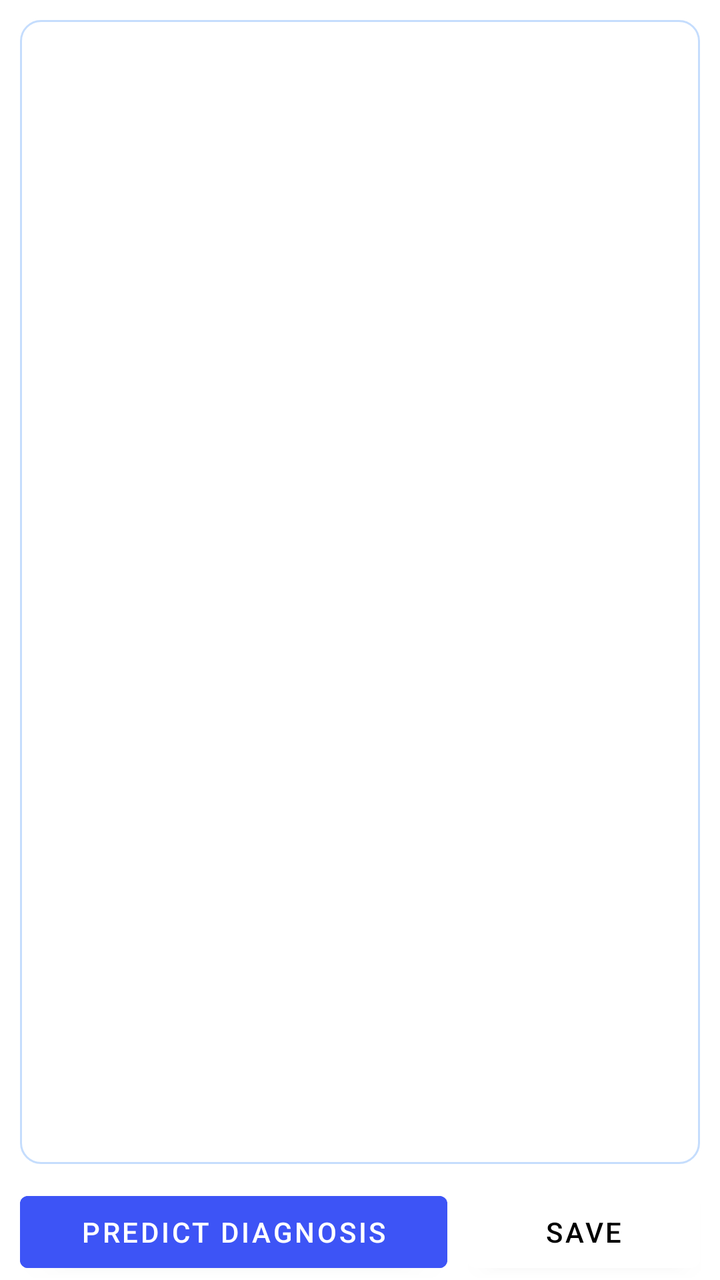
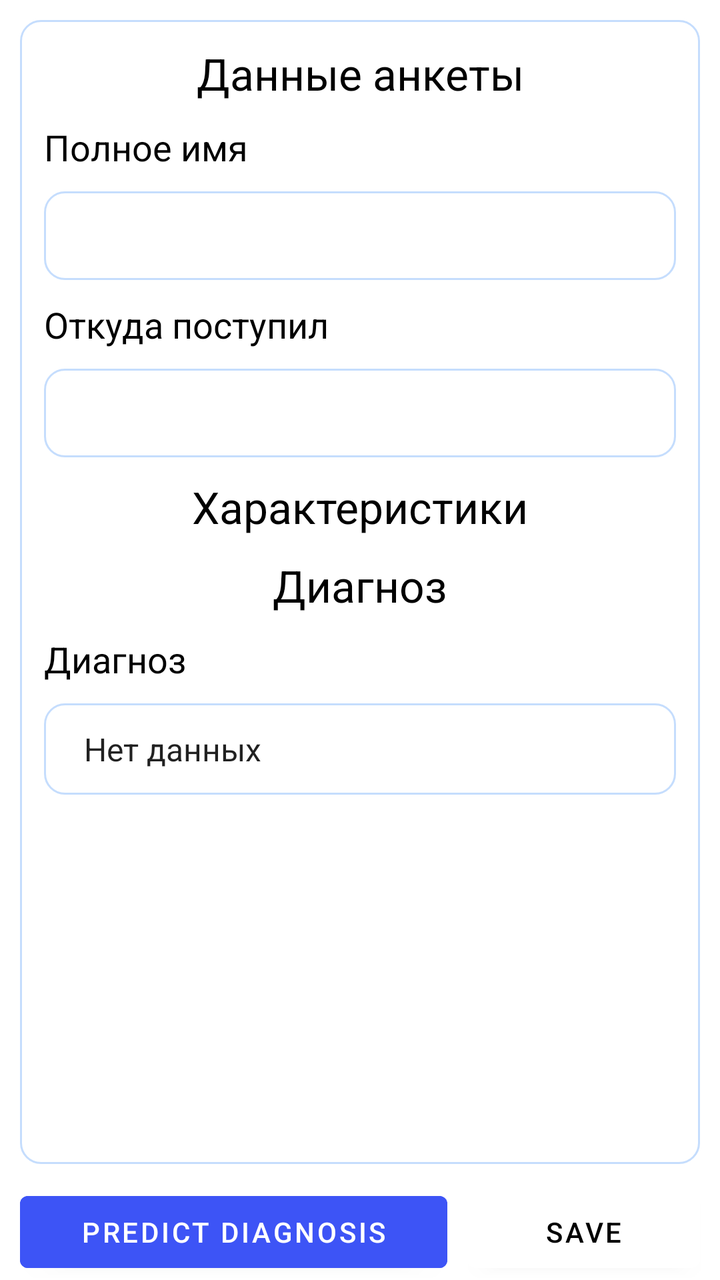

An Android layout rendered at two revisions. The XML below is the earlier revision; the diff shows what the commit changed to produce the second picture.
<!-- AndroidManifest.xml: application theme Theme.Pancreatitis -->
<!-- res/layout/fragment_questionnaire.xml -->
<?xml version="1.0" encoding="utf-8"?>
<LinearLayout
    xmlns:android="http://schemas.android.com/apk/res/android"
    android:layout_width="match_parent"
    android:layout_height="match_parent"
    android:orientation="vertical">

    <LinearLayout
        android:layout_width="match_parent"
        android:layout_height="0dp"
        android:layout_weight="1"
        android:background="@drawable/rounded_background"
        android:orientation="vertical"
        android:layout_margin="10dp">

        
        <androidx.recyclerview.widget.RecyclerView
            android:id="@+id/recycler_view_characteristics"
            android:layout_width="match_parent"
            android:layout_height="match_parent" />

    </LinearLayout>

    <LinearLayout
        android:id="@+id/btns"
        android:layout_width="match_parent"
        android:layout_height="wrap_content"
        android:orientation="horizontal">

        <Button
            android:id="@+id/btn_predict"
            android:layout_width="wrap_content"
            android:layout_height="wrap_content"
            android:backgroundTint="@color/colorActive"
            android:layout_weight="1"
            android:layout_marginLeft="10dp"
            android:layout_marginRight="5dp"
            android:text="Predict Diagnosis" />

        <Button
            android:id="@+id/btn_save"
            android:layout_width="wrap_content"
            android:layout_height="wrap_content"
            android:layout_weight="1"
            android:layout_marginLeft="5dp"
            android:layout_marginRight="10dp"
            android:backgroundTint="@color/white"
            android:textColor="@color/black"
            android:text="Save"/>
    </LinearLayout>
</LinearLayout>
<!-- resources referenced by this layout -->
<resources>
  <color name="black">#FF000000</color>
  <color name="colorActive">#3D54F6</color>
  <color name="white">#FFFFFFFF</color>
  <!-- drawable rounded_background (drawable) -->
  <?xml version="1.0" encoding="utf-8"?>
  <shape xmlns:android="http://schemas.android.com/apk/res/android"
      android:shape="rectangle">
      <corners android:radius="10dp"/>  
      <solid android:color="@android:color/white"/> 
      <padding
          android:left="2dp"
          android:right="2dp"
          android:top="2dp"
          android:bottom="2dp"/>
  
      <stroke
          android:width="1dp"
          android:color="@color/colorCircle"/> 
  </shape>
  <style name="Theme.Pancreatitis" parent="Theme.MaterialComponents.DayNight.DarkActionBar">
          
          <item name="colorPrimary">@color/colorActive</item>
          <item name="colorPrimaryVariant">@color/colorActive</item>
          <item name="colorOnPrimary">@color/white</item>
          
          <item name="colorSecondary">@color/teal_200</item>
          <item name="colorSecondaryVariant">@color/teal_700</item>
          <item name="colorOnSecondary">@color/black</item>
          
          <item name="android:statusBarColor">?attr/colorPrimaryVariant</item>
          
      </style>
  <color name="colorCircle">#C5DDFD</color>
  <color name="teal_200">#FF03DAC5</color>
  <color name="teal_700">#FF018786</color>
</resources>

<!-- the commit's change to res/layout/fragment_questionnaire.xml (unified diff, before → after) -->
@@ -1,6 +1,7 @@
 <?xml version="1.0" encoding="utf-8"?>
 <LinearLayout
     xmlns:android="http://schemas.android.com/apk/res/android"
+    xmlns:app="http://schemas.android.com/apk/res-auto"
     android:layout_width="match_parent"
     android:layout_height="match_parent"
     android:orientation="vertical">
@@ -13,11 +14,150 @@
         android:orientation="vertical"
         android:layout_margin="10dp">
 
+        <TextView
+            android:id="@+id/title_questionnaire"
+            android:layout_width="match_parent"
+            android:layout_height="wrap_content"
+            android:textSize="22dp"
+            android:textColor="@color/black"
+            android:text="Данные анкеты"
+            android:textAlignment="center"
+            android:layout_marginTop="10dp"
+            android:layout_marginLeft="10dp"
+            android:layout_marginRight="10dp"
+            />
+
+        <LinearLayout
+            android:layout_width="match_parent"
+            android:layout_height="wrap_content"
+            android:orientation="vertical"
+            android:layout_marginLeft="10dp"
+            android:layout_marginRight="10dp">
+
+            <LinearLayout
+                android:layout_width="match_parent"
+                android:layout_height="wrap_content"
+                android:orientation="horizontal">
+
+                <TextView
+                    android:id="@+id/name_fio"
+                    android:layout_width="0dp"
+                    android:layout_height="wrap_content"
+                    android:layout_weight="1"
+                    android:text="Полное имя"
+                    android:textSize="18sp"
+                    android:textColor="@color/black"
+                    android:layout_marginTop="10dp"
+                    android:layout_marginBottom="10dp"
+                    android:maxLines="2"
+                    android:ellipsize="end" />
+            </LinearLayout>
+
+            <EditText
+                android:id="@+id/value_fio"
+                android:layout_width="match_parent"
+                android:layout_height="wrap_content"
+                android:background="@drawable/rounded_background"
+                android:textSize="18sp"
+                android:padding="10dp"/>
+        </LinearLayout>
+
+        <LinearLayout
+            android:id="@+id/test_admittedhome"
+            android:layout_width="match_parent"
+            android:layout_height="wrap_content"
+            android:orientation="vertical"
+            android:layout_marginLeft="10dp"
+            android:layout_marginRight="10dp">
+
+            <LinearLayout
+                android:layout_width="match_parent"
+                android:layout_height="wrap_content"
+                android:orientation="horizontal">
+
+                <TextView
+                    android:id="@+id/name_admittedfrom"
+                    android:layout_width="0dp"
+                    android:layout_height="wrap_content"
+                    android:layout_weight="1"
+                    android:text="Откуда поступил"
+                    android:textSize="18sp"
+                    android:textColor="@color/black"
+                    android:layout_marginTop="10dp"
+                    android:layout_marginBottom="10dp"
+                    android:maxLines="2"
+                    android:ellipsize="end" />
+            </LinearLayout>
+
+            <EditText
+                android:id="@+id/value_admittedfrom"
+                android:layout_width="match_parent"
+                android:layout_height="wrap_content"
+                android:background="@drawable/rounded_background"
+                android:textSize="18sp"
+                android:padding="10dp"/>
+        </LinearLayout>
+
+        <TextView
+            android:id="@+id/title_characteristic"
+            android:layout_width="match_parent"
+            android:layout_height="wrap_content"
+            android:textSize="22dp"
+            android:textColor="@color/black"
+            android:text="Характеристики"
+            android:textAlignment="center"
+            android:layout_marginTop="10dp"
+            android:layout_marginLeft="10dp"
+            android:layout_marginRight="10dp"
+            />
+
         
         <androidx.recyclerview.widget.RecyclerView
             android:id="@+id/recycler_view_characteristics"
             android:layout_width="match_parent"
-            android:layout_height="match_parent" />
+            android:layout_height="wrap_content" />
+
+        <TextView
+            android:id="@+id/title_diagnosis"
+            android:layout_width="match_parent"
+            android:layout_height="wrap_content"
+            android:textSize="22dp"
+            android:textColor="@color/black"
+            android:text="Диагноз"
+            android:textAlignment="center"
+            android:layout_marginTop="10dp"
+            android:layout_marginLeft="10dp"
+            android:layout_marginRight="10dp"
+            />
+
+        <LinearLayout
+            android:layout_width="match_parent"
+            android:layout_height="wrap_content"
+            android:layout_marginLeft="10dp"
+            android:layout_marginRight="10dp"
+            android:layout_marginBottom="10dp"
+            android:orientation="vertical">
+
+            <TextView
+                android:id="@+id/name_diagnosis"
+                android:layout_width="match_parent"
+                android:layout_height="wrap_content"
+                android:layout_marginTop="10dp"
+                android:layout_marginBottom="10dp"
+                android:ellipsize="end"
+                android:maxLines="2"
+                android:text="Диагноз"
+                android:textColor="@color/black"
+                android:textSize="18sp" />
+
+            <Spinner
+                android:id="@+id/spinner_diagnosis"
+                android:layout_width="match_parent"
+                android:layout_height="wrap_content"
+                android:background="@drawable/rounded_background"
+                android:entries="@array/spinner_items"
+                android:padding="12dp" />
+        </LinearLayout>
 
     </LinearLayout>
 
@@ -25,6 +165,7 @@
         android:id="@+id/btns"
         android:layout_width="match_parent"
         android:layout_height="wrap_content"
+        app:layout_constraintBottom_toBottomOf="parent"
         android:orientation="horizontal">
 
         <Button
<!-- resource entries referenced after the edit -->
@@ -1,5 +1,11 @@
 <!-- resources referenced by this layout -->
 <resources>
+  <string-array name="spinner_items">
+          <item>Нет данных</item>
+          <item>Отечный панкреатит</item>
+          <item>Панкреонекроз среднетяжелое течение</item>
+          <item>Панкреонекроз тяжелое течение</item>
+      </string-array>
   <color name="black">#FF000000</color>
   <color name="colorActive">#3D54F6</color>
   <color name="white">#FFFFFFFF</color>
